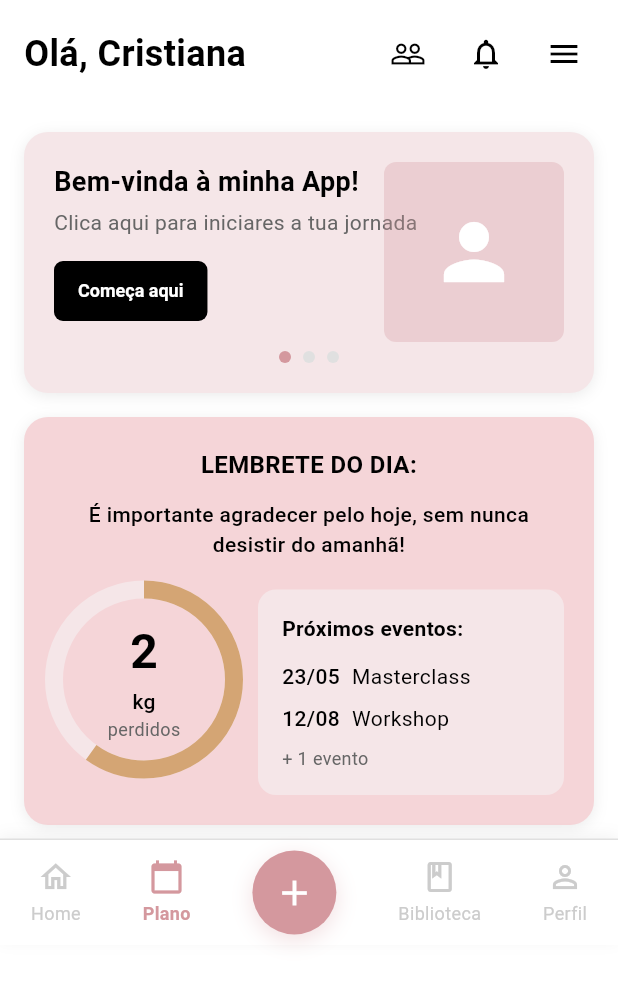
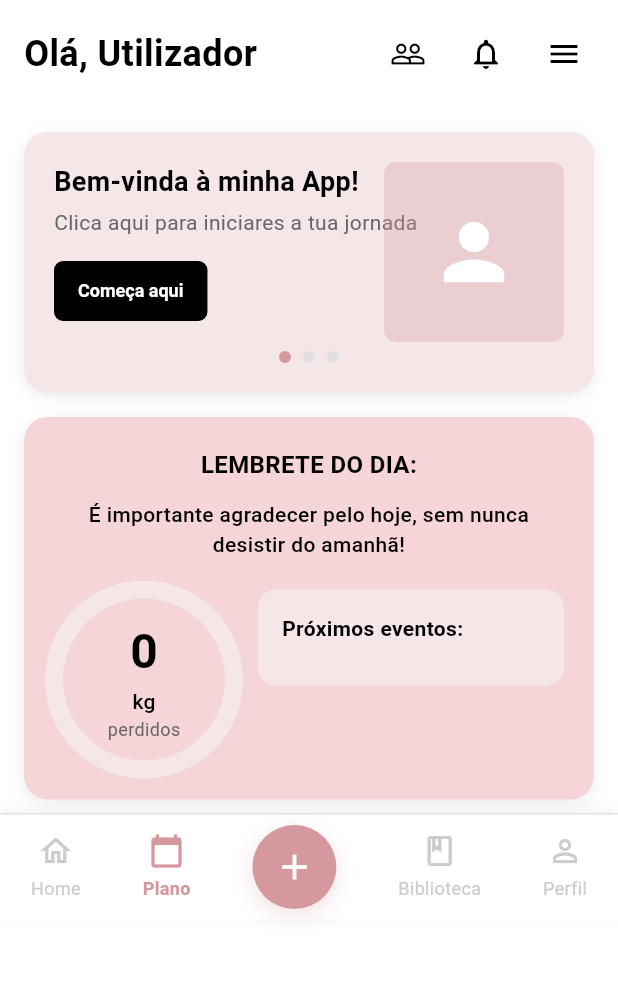
Before and after one commit to jt-ribeiro/Victus, a Flutter app: the DashboardScreen screen opened by its route, after a tap on "Plano", on a phone screen of 412 x 824 dp. Shown: the top 981 px of the screen. Run offline on Flutter 3.47's test engine with Material 3 defaults, Android fonts, the phone set to English and light mode, and no system bars; our stand-ins replace cached_network_image, flutter_secure_storage; accounts and stored records are empty; network calls fail.

Commit message:
Integra Flutter com API: login dinâmico, dashboard com dados reais e providers completos

```diff
--- a/app/lib/main.dart
+++ b/app/lib/main.dart
@@ -2,6 +2,7 @@ import 'package:flutter/material.dart';
 import 'package:provider/provider.dart';
 import 'providers/auth_provider.dart';
 import 'providers/video_provider.dart';
+import 'providers/dashboard_provider.dart';
 import 'screens/login_screen.dart';
 import 'screens/dashboard_screen.dart';
 import 'screens/library_screen.dart';
@@ -19,6 +20,7 @@ class MyApp extends StatelessWidget {
       providers: [
         ChangeNotifierProvider(create: (_) => AuthProvider()),
         ChangeNotifierProvider(create: (_) => VideoProvider()),
+        ChangeNotifierProvider(create: (_) => DashboardProvider()),
       ],
       child: MaterialApp(
         title: 'Video Streaming',
--- a/app/lib/models/user_model.dart
+++ b/app/lib/models/user_model.dart
@@ -2,11 +2,13 @@ class UserModel {
   final int id;
   final String name;
   final String email;
+  final String? avatarUrl;
 
   UserModel({
     required this.id,
     required this.name,
     required this.email,
+    this.avatarUrl,
   });
 
   factory UserModel.fromJson(Map<String, dynamic> json) {
@@ -14,6 +16,7 @@ class UserModel {
       id: json['id'],
       name: json['name'],
       email: json['email'],
+      avatarUrl: json['avatar_url'],
     );
   }
 
@@ -22,6 +25,7 @@ class UserModel {
       'id': id,
       'name': name,
       'email': email,
+      'avatar_url': avatarUrl,
     };
   }
 }
--- a/app/lib/models/video_model.dart
+++ b/app/lib/models/video_model.dart
@@ -1,47 +1,136 @@
-class VideoModel {
+class CourseModel {
   final int id;
   final String title;
-  final String description;
-  final String thumbnailUrl;
-  final String videoUrl;
-  final int categoryId;
+  final String? description;
+  final String? thumbnailUrl;
+  final String thumbnailColor;
+  final String status;
+  final double progressPercentage;
   final bool isFavorite;
+
+  CourseModel({
+    required this.id,
+    required this.title,
+    this.description,
+    this.thumbnailUrl,
+    required this.thumbnailColor,
+    required this.status,
+    this.progressPercentage = 0.0,
+    this.isFavorite = false,
+  });
+
+  factory CourseModel.fromJson(Map<String, dynamic> json) {
+    return CourseModel(
+      id: json['id'],
+      title: json['title'],
+      description: json['description'],
+      thumbnailUrl: json['thumbnail_url'],
+      thumbnailColor: json['thumbnail_color'] ?? '#E5E5E5',
+      status: json['status'] ?? 'active',
+      progressPercentage: (json['progress_percentage'] ?? 0).toDouble(),
+      isFavorite: json['is_favorite'] == 1 || json['is_favorite'] == true,
+    );
+  }
+}
+
+class LessonModel {
+  final int id;
+  final int courseId;
+  final String title;
+  final String? description;
+  final String? videoUrl;
+  final String? thumbnailUrl;
+  final int durationSeconds;
+  final int orderIndex;
+  final bool isFree;
+  final bool isCompleted;
+  final bool isFavorite;
+  final bool isLiked;
   final int lastPositionSeconds;
 
-  VideoModel({
+  LessonModel({
     required this.id,
+    required this.courseId,
     required this.title,
-    required this.description,
-    required this.thumbnailUrl,
-    required this.videoUrl,
-    required this.categoryId,
+    this.description,
+    this.videoUrl,
+    this.thumbnailUrl,
+    this.durationSeconds = 0,
+    this.orderIndex = 0,
+    this.isFree = false,
+    this.isCompleted = false,
     this.isFavorite = false,
+    this.isLiked = false,
     this.lastPositionSeconds = 0,
   });
 
-  factory VideoModel.fromJson(Map<String, dynamic> json) {
-    return VideoModel(
+  factory LessonModel.fromJson(Map<String, dynamic> json) {
+    return LessonModel(
       id: json['id'],
+      courseId: json['course_id'],
       title: json['title'],
-      description: json['description'] ?? '',
-      thumbnailUrl: json['thumbnail_url'] ?? '',
+      description: json['description'],
       videoUrl: json['video_url'],
-      categoryId: json['category_id'],
-      isFavorite: json['is_favorite'] ?? false,
+      thumbnailUrl: json['thumbnail_url'],
+      durationSeconds: json['duration_seconds'] ?? 0,
+      orderIndex: json['order_index'] ?? 0,
+      isFree: json['is_free'] == 1 || json['is_free'] == true,
+      isCompleted: json['is_completed'] == 1 || json['is_completed'] == true,
+      isFavorite: json['is_favorite'] == 1 || json['is_favorite'] == true,
+      isLiked: json['is_liked'] == 1 || json['is_liked'] == true,
       lastPositionSeconds: json['last_position_seconds'] ?? 0,
     );
   }
 
-  Map<String, dynamic> toJson() {
-    return {
-      'id': id,
-      'title': title,
-      'description': description,
-      'thumbnail_url': thumbnailUrl,
-      'video_url': videoUrl,
-      'category_id': categoryId,
-      'is_favorite': isFavorite,
-      'last_position_seconds': lastPositionSeconds,
-    };
+  // Helper to check if lesson is locked
+  bool get isLocked => !isFree && !isCompleted;
+}
+
+class EventModel {
+  final int id;
+  final String title;
+  final String? description;
+  final String date;
+  final String type;
+
+  EventModel({
+    required this.id,
+    required this.title,
+    this.description,
+    required this.date,
+    required this.type,
+  });
+
+  factory EventModel.fromJson(Map<String, dynamic> json) {
+    return EventModel(
+      id: json['id'],
+      title: json['title'],
+      description: json['description'],
+      date: json['date'] ?? json['event_date'],
+      type: json['type'] ?? json['event_type'],
+    );
   }
 }
+
+class ProgressModel {
+  final double currentValue;
+  final double targetValue;
+  final String unit;
+  final double percentage;
+
+  ProgressModel({
+    required this.currentValue,
+    required this.targetValue,
+    required this.unit,
+    required this.percentage,
+  });
+
+  factory ProgressModel.fromJson(Map<String, dynamic> json) {
+    return ProgressModel(
+      currentValue: (json['current_value'] ?? 0).toDouble(),
+      targetValue: (json['target_value'] ?? 0).toDouble(),
+      unit: json['unit'] ?? 'kg',
+      percentage: (json['percentage'] ?? 0).toDouble(),
+    );
+  }
+}
--- /dev/null
+++ b/app/lib/providers/dashboard_provider.dart
@@ -0,0 +1,72 @@
+import 'package:flutter/material.dart';
+import '../models/video_model.dart';
+import '../services/api_service.dart';
+
+class DashboardProvider extends ChangeNotifier {
+  final ApiService _apiService = ApiService();
+
+  String? _userName;
+  ProgressModel? _progress;
+  List<EventModel> _events = [];
+  bool _isLoading = false;
+  String? _errorMessage;
+
+  String? get userName => _userName;
+  ProgressModel? get progress => _progress;
+  List<EventModel> get events => _events;
+  bool get isLoading => _isLoading;
+  String? get errorMessage => _errorMessage;
+
+  // Load dashboard data
+  Future<void> loadDashboard() async {
+    _isLoading = true;
+    _errorMessage = null;
+    notifyListeners();
+
+    try {
+      final response = await _apiService.get('/dashboard');
+
+      if (response['success'] == true) {
+        final data = response['data'];
+
+        _userName = data['user']['name'];
+
+        if (data['progress'] != null) {
+          _progress = ProgressModel.fromJson(data['progress']);
+        }
+
+        _events = (data['events'] as List)
+            .map((event) => EventModel.fromJson(event))
+            .toList();
+
+        _isLoading = false;
+        notifyListeners();
+      } else {
+        _errorMessage = response['message'] ?? 'Erro ao carregar dashboard';
+        _isLoading = false;
+        notifyListeners();
+      }
+    } catch (e) {
+      _errorMessage = e.toString().replaceAll('Exception: ', '');
+      _isLoading = false;
+      notifyListeners();
+    }
+  }
+
+  // Load all events
+  Future<void> loadEvents() async {
+    try {
+      final response = await _apiService.get('/events');
+
+      if (response['success'] == true) {
+        _events = (response['data'] as List)
+            .map((event) => EventModel.fromJson(event))
+            .toList();
+        notifyListeners();
+      }
+    } catch (e) {
+      _errorMessage = e.toString().replaceAll('Exception: ', '');
+      notifyListeners();
+    }
+  }
+}
--- a/app/lib/screens/dashboard_screen.dart
+++ b/app/lib/screens/dashboard_screen.dart
@@ -1,6 +1,7 @@
 import 'package:flutter/material.dart';
 import 'package:provider/provider.dart';
-import '../providers/video_provider.dart';
+import '../providers/dashboard_provider.dart';
+import '../providers/auth_provider.dart';
 
 class DashboardScreen extends StatefulWidget {
   const DashboardScreen({Key? key}) : super(key: key);
@@ -16,7 +17,10 @@ class _DashboardScreenState extends State<DashboardScreen> {
   @override
   void initState() {
     super.initState();
-    // TODO: Fetch user data and content
+    // Load dashboard data from API
+    WidgetsBinding.instance.addPostFrameCallback((_) {
+      Provider.of<DashboardProvider>(context, listen: false).loadDashboard();
+    });
   }
 
   @override
@@ -73,13 +77,18 @@ class _DashboardScreenState extends State<DashboardScreen> {
       child: Row(
         mainAxisAlignment: MainAxisAlignment.spaceBetween,
         children: [
-          const Text(
-            'Olá, Cristiana',
-            style: TextStyle(
+          Consumer<DashboardProvider>(
+            builder: (context, dashboardProvider, _) {
+              final userName = dashboardProvider.userName ?? 'Utilizador';
+              return Text(
+                'Olá, $userName',
+                style: const TextStyle(
                   fontSize: 24,
                   fontWeight: FontWeight.w700,
                   color: Colors.black,
                 ),
+              );
+            },
           ),
           Row(
             children: [
@@ -270,6 +279,13 @@ class _DashboardScreenState extends State<DashboardScreen> {
   }
 
   Widget _buildProgressCircle() {
+    return Consumer<DashboardProvider>(
+      builder: (context, dashboardProvider, _) {
+        final progress = dashboardProvider.progress;
+        final currentValue = progress?.currentValue ?? 0;
+        final targetValue = progress?.targetValue ?? 10;
+        final percentage = targetValue > 0 ? currentValue / targetValue : 0.0;
+
         return Container(
           width: 120,
           height: 120,
@@ -280,7 +296,7 @@ class _DashboardScreenState extends State<DashboardScreen> {
                 width: 120,
                 height: 120,
                 child: CircularProgressIndicator(
-              value: 0.6, // 60% progress
+                  value: percentage,
                   strokeWidth: 12,
                   backgroundColor: const Color(0xFFF5E6E8),
                   valueColor: const AlwaysStoppedAnimation<Color>(Color(0xFFD4A574)),
@@ -289,17 +305,17 @@ class _DashboardScreenState extends State<DashboardScreen> {
               Column(
                 mainAxisAlignment: MainAxisAlignment.center,
                 children: [
-              const Text(
-                '2',
-                style: TextStyle(
+                  Text(
+                    currentValue.toStringAsFixed(0),
+                    style: const TextStyle(
                       fontSize: 32,
                       fontWeight: FontWeight.w700,
                       color: Colors.black,
                     ),
                   ),
-              const Text(
-                'kg',
-                style: TextStyle(
+                  Text(
+                    progress?.unit ?? 'kg',
+                    style: const TextStyle(
                       fontSize: 14,
                       fontWeight: FontWeight.w500,
                       color: Colors.black,
@@ -318,9 +334,17 @@ class _DashboardScreenState extends State<DashboardScreen> {
             ],
           ),
         );
+      },
+    );
   }
 
   Widget _buildEventsList() {
+    return Consumer<DashboardProvider>(
+      builder: (context, dashboardProvider, _) {
+        final events = dashboardProvider.events;
+        final displayEvents = events.take(2).toList();
+        final remainingCount = events.length > 2 ? events.length - 2 : 0;
+
         return Container(
           decoration: BoxDecoration(
             color: const Color(0xFFF5E6E8),
@@ -339,17 +363,21 @@ class _DashboardScreenState extends State<DashboardScreen> {
                 ),
               ),
               const SizedBox(height: 12),
-          _buildEventItem('23/05', 'Masterclass'),
-          const SizedBox(height: 8),
-          _buildEventItem('12/08', 'Workshop'),
-          const SizedBox(height: 8),
+              ...displayEvents.map((event) {
+                final date = event.date.split('-').reversed.take(2).join('/');
+                return Padding(
+                  padding: const EdgeInsets.only(bottom: 8),
+                  child: _buildEventItem(date, event.title),
+                );
+              }).toList(),
+              if (remainingCount > 0)
                 GestureDetector(
                   onTap: () {
                     // TODO: View all events
                   },
-            child: const Text(
-              '+ 1 evento',
-              style: TextStyle(
+                  child: Text(
+                    '+ $remainingCount evento${remainingCount > 1 ? 's' : ''}',
+                    style: const TextStyle(
                       fontSize: 12,
                       color: Color(0xFF666666),
                     ),
@@ -357,6 +385,8 @@ class _DashboardScreenState extends State<DashboardScreen> {
                 ),
             ],
           ),
+        );
+      },
     );
   }
 
--- a/app/lib/services/api_service.dart
+++ b/app/lib/services/api_service.dart
@@ -1,3 +1,4 @@
+import 'package:flutter_secure_storage/flutter_secure_storage.dart';
 import 'package:http/http.dart' as http;
 import 'dart:convert';
 
@@ -5,41 +6,93 @@ class ApiService {
   // TODO: Update this baseUrl to match your server IP/domain
   static const String baseUrl = 'http://localhost:3000/api';
 
+  final _storage = const FlutterSecureStorage();
+
+  // Get stored token
+  Future<String?> getToken() async {
+    return await _storage.read(key: 'auth_token');
+  }
+
+  // Save token
+  Future<void> saveToken(String token) async {
+    await _storage.write(key: 'auth_token', value: token);
+  }
+
+  // Delete token
+  Future<void> deleteToken() async {
+    await _storage.delete(key: 'auth_token');
+  }
+
+  // Get headers with authentication
+  Future<Map<String, String>> _getHeaders({bool includeAuth = true}) async {
+    final headers = {
+      'Content-Type': 'application/json',
+    };
+
+    if (includeAuth) {
+      final token = await getToken();
+      if (token != null) {
+        headers['Authorization'] = 'Bearer $token';
+      }
+    }
+
+    return headers;
+  }
+
   // GET request helper
-  Future<dynamic> get(String endpoint, {Map<String, String>? headers}) async {
+  Future<dynamic> get(String endpoint, {bool requiresAuth = true}) async {
+    try {
+      final headers = await _getHeaders(includeAuth: requiresAuth);
       final response = await http.get(
         Uri.parse('$baseUrl$endpoint'),
         headers: headers,
       );
       return _handleResponse(response);
+    } catch (e) {
+      throw Exception('Erro de conexão: $e');
+    }
   }
 
   // POST request helper
-  Future<dynamic> post(String endpoint, {Map<String, dynamic>? body, Map<String, String>? headers}) async {
+  Future<dynamic> post(String endpoint, {Map<String, dynamic>? body, bool requiresAuth = true}) async {
+    try {
+      final headers = await _getHeaders(includeAuth: requiresAuth);
       final response = await http.post(
         Uri.parse('$baseUrl$endpoint'),
-      headers: {'Content-Type': 'application/json', ...?headers},
+        headers: headers,
         body: json.encode(body),
       );
       return _handleResponse(response);
+    } catch (e) {
+      throw Exception('Erro de conexão: $e');
+    }
   }
 
   // PUT request helper
-  Future<dynamic> put(String endpoint, {Map<String, dynamic>? body, Map<String, String>? headers}) async {
+  Future<dynamic> put(String endpoint, {Map<String, dynamic>? body, bool requiresAuth = true}) async {
+    try {
+      final headers = await _getHeaders(includeAuth: requiresAuth);
       final response = await http.put(
         Uri.parse('$baseUrl$endpoint'),
-      headers: {'Content-Type': 'application/json', ...?headers},
+        headers: headers,
         body: json.encode(body),
       );
       return _handleResponse(response);
+    } catch (e) {
+      throw Exception('Erro de conexão: $e');
+    }
   }
 
   // Response handler
   dynamic _handleResponse(http.Response response) {
+    final data = json.decode(response.body);
+
     if (response.statusCode >= 200 && response.statusCode < 300) {
-      return json.decode(response.body);
+      return data;
     } else {
-      throw Exception('API Error: ${response.statusCode}');
+      // Extract error message
+      final message = data['message'] ?? 'Erro desconhecido';
+      throw Exception(message);
     }
   }
 }
```
Also changed, not shown: app/lib/providers/auth_provider.dart (+82 -9 lines), app/lib/providers/video_provider.dart (+188 -30 lines), app/lib/screens/login_screen.dart (+45 -10 lines). Lines whose indentation alone changed are shown as unchanged.
